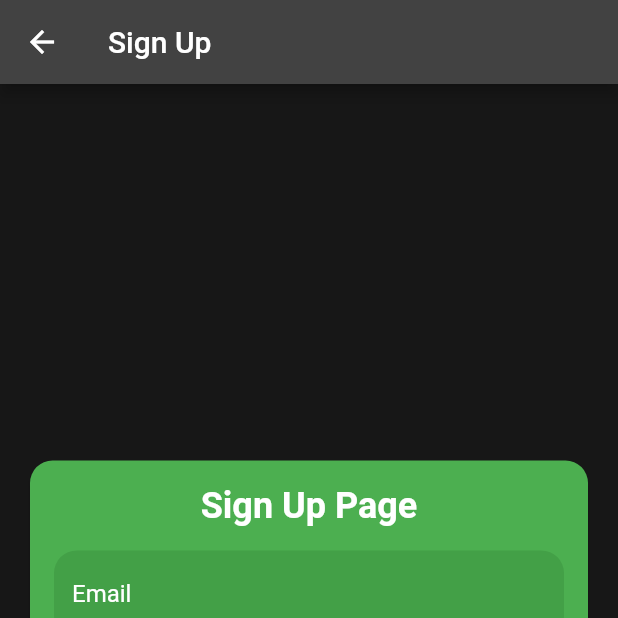
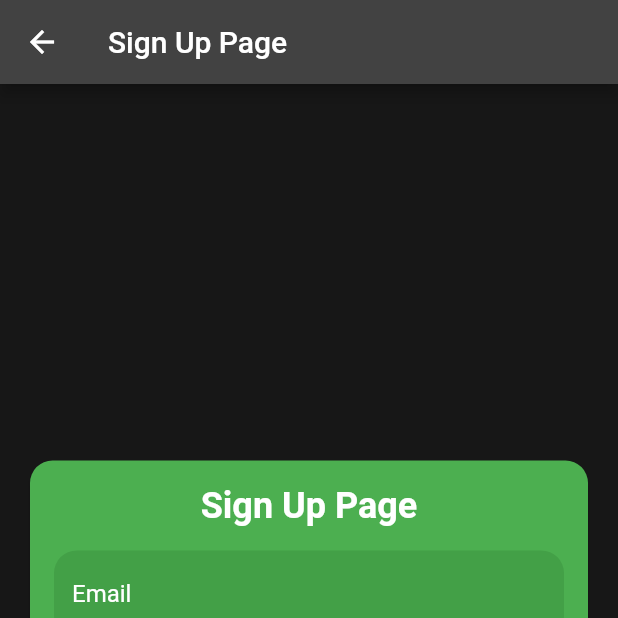
Before and after one commit to Minsa111/noteapp, a Flutter app: the screen it shows after launch, after a tap on "Sign Up", on a phone screen of 412 x 824 dp, the top half of it. Run offline on Flutter 3.47's test engine with Material 2 defaults, Android fonts, the phone set to English and light mode, and no system bars; our stand-ins replace appwrite, cloud_firestore, firebase_auth, firebase_core, firebase_messaging, flutter_local_notifications and 5 more; accounts and stored records are empty.

Commit message:
main : fix title login and signup screen

```diff
--- a/lib/views/login.dart
+++ b/lib/views/login.dart
@@ -50,7 +50,7 @@ class LoginScreen extends StatelessWidget {
 
     return Scaffold(
       appBar: AppBar(
-        title: Text('Logissn'),
+        title: Text('Login Page'),
         backgroundColor: Colors.grey.shade800,
       ),
       backgroundColor: const Color.fromARGB(255, 23, 23, 23),
--- a/lib/views/signup.dart
+++ b/lib/views/signup.dart
@@ -44,7 +44,7 @@ class SignUpScreen extends StatelessWidget {
 
     return Scaffold(
       appBar: AppBar(
-        title: Text('Sign Up'),
+        title: Text('Sign Up Page'),
         backgroundColor: Colors.grey.shade800,
       ),
       backgroundColor: const Color.fromARGB(255, 23, 23, 23),
```
